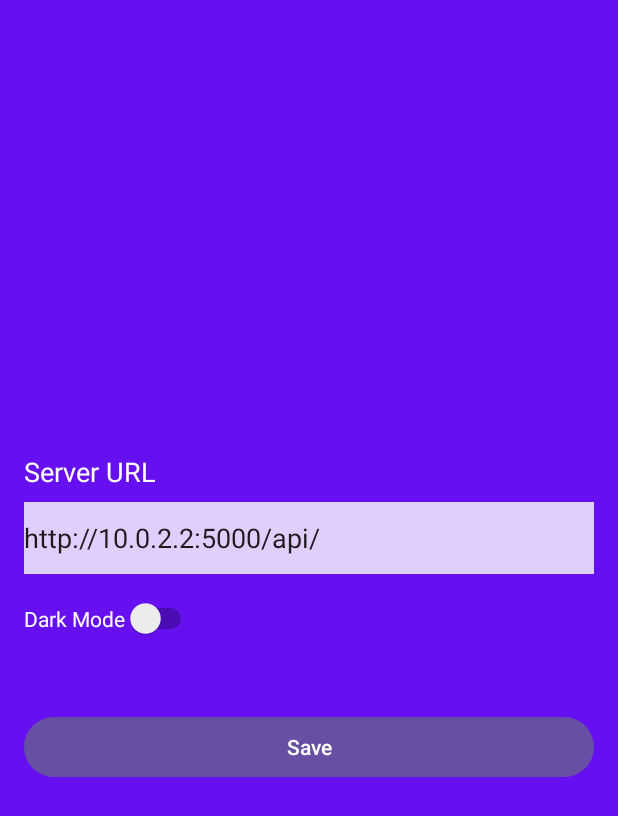
After one commit to yotamfeigin/Ex3_AP2, an Android app: the Settings screen opened directly, with no data from a screen before it, on a phone screen of 412 x 824 dp. The commit adds this screen. Shown: the top 816 px of the screen. Run offline under Robolectric (Android 15) with nearby library versions, the phone set to English and light mode, and no system bars.

Commit message:
Added a settings page to change the server Url

```diff
--- a/MyApplication/app/src/main/AndroidManifest.xml
+++ b/MyApplication/app/src/main/AndroidManifest.xml
@@ -5,17 +5,23 @@
     <uses-permission android:name="android.permission.INTERNET" />
 
     <application
+
         android:name=".api.MyApplication"
         android:allowBackup="true"
         android:dataExtractionRules="@xml/data_extraction_rules"
         android:fullBackupContent="@xml/backup_rules"
         android:icon="@mipmap/ic_launcher"
+        android:enableOnBackInvokedCallback="true"
+
         android:label="@string/app_name"
         android:roundIcon="@mipmap/ic_launcher_round"
         android:supportsRtl="true"
         android:theme="@style/Theme.MyApplication"
         android:usesCleartextTraffic="true"
         tools:targetApi="31">
+        <activity
+            android:name=".Settings"
+            android:exported="false" />
         <activity
             android:name=".RegisterPage"
             android:exported="false" />
--- a/MyApplication/app/src/main/java/com/example/myapplication/Entities/User.java
+++ b/MyApplication/app/src/main/java/com/example/myapplication/Entities/User.java
@@ -1,6 +1,4 @@
 package com.example.myapplication.Entities;
-
-import android.net.Uri;
 
 import androidx.annotation.NonNull;
 import androidx.room.Entity;
--- /dev/null
+++ b/MyApplication/app/src/main/java/com/example/myapplication/Settings.java
@@ -0,0 +1,51 @@
+package com.example.myapplication;
+
+import android.content.SharedPreferences;
+import android.os.Bundle;
+import android.view.View;
+import android.widget.Button;
+import android.widget.EditText;
+
+import androidx.appcompat.app.AppCompatActivity;
+
+public class Settings extends AppCompatActivity {
+
+    private static final String SHARED_PREFS_KEY = "SHARED PREFS";
+    private static final String BASE_URL_KEY = "BaseUrl";
+
+    private EditText etServerUrl;
+    private SharedPreferences sharedPreferences;
+
+    @Override
+    protected void onCreate(Bundle savedInstanceState) {
+        super.onCreate(savedInstanceState);
+        setContentView(R.layout.activity_settings);
+
+        etServerUrl = findViewById(R.id.etServerUrl);
+        sharedPreferences = getSharedPreferences(String.valueOf(R.string.SharedPrefs), MODE_PRIVATE);
+        String baseUrl = getBaseUrl();
+        etServerUrl.setText(baseUrl);
+
+        Button btnSave = findViewById(R.id.btnSave);
+        btnSave.setOnClickListener(new View.OnClickListener() {
+            @Override
+            public void onClick(View v) {
+                String newUrl = etServerUrl.getText().toString();
+                saveBaseUrl(newUrl);
+
+                // Finish the activity and return to the previous screen
+                finish();
+            }
+        });
+    }
+
+    private void saveBaseUrl(String baseUrl) {
+        SharedPreferences.Editor editor = sharedPreferences.edit();
+        editor.putString(BASE_URL_KEY, baseUrl);
+        editor.apply();
+    }
+
+    private String getBaseUrl() {
+        return sharedPreferences.getString(BASE_URL_KEY, getResources().getString(R.string.BaseUrl));
+    }
+}
--- a/MyApplication/app/src/main/java/com/example/myapplication/api/WebServiceAPI.java
+++ b/MyApplication/app/src/main/java/com/example/myapplication/api/WebServiceAPI.java
@@ -1,14 +1,11 @@
 package com.example.myapplication.api;
 
 import com.example.myapplication.Entities.User;
-import com.google.gson.JsonObject;
 
 import java.util.List;
 
 import retrofit2.Call;
 import retrofit2.http.Body;
-import retrofit2.http.Field;
-import retrofit2.http.FormUrlEncoded;
 import retrofit2.http.GET;
 import retrofit2.http.POST;
 import retrofit2.http.Path;
--- /dev/null
+++ b/MyApplication/app/src/main/res/layout/activity_settings.xml
@@ -0,0 +1,56 @@
+<?xml version="1.0" encoding="utf-8"?>
+<androidx.constraintlayout.widget.ConstraintLayout xmlns:android="http://schemas.android.com/apk/res/android"
+    xmlns:app="http://schemas.android.com/apk/res-auto"
+    android:layout_width="match_parent"
+    android:layout_height="match_parent"
+    android:background="#6610f2">
+
+    <LinearLayout
+        android:layout_width="match_parent"
+        android:layout_height="wrap_content"
+        android:orientation="vertical"
+        android:background="#6610f2"
+        android:padding="16dp"
+        app:layout_constraintTop_toTopOf="parent"
+        app:layout_constraintBottom_toBottomOf="parent"
+        app:layout_constraintStart_toStartOf="parent"
+        app:layout_constraintEnd_toEndOf="parent">
+
+        <TextView
+            android:layout_width="match_parent"
+            android:layout_height="wrap_content"
+            android:text="Server URL"
+            android:textColor="#FFFFFF"
+            android:textSize="18sp"
+            android:layout_marginBottom="8dp" />
+
+        <EditText
+            android:id="@+id/etServerUrl"
+            android:layout_width="match_parent"
+            android:layout_height="wrap_content"
+            android:background="#e0cffc"
+            android:hint="Enter server URL"
+            android:inputType="text"
+            android:minHeight="48dp"
+            android:layout_marginBottom="16dp" />
+
+        <Switch
+            android:id="@+id/switchDarkMode"
+            android:layout_width="wrap_content"
+            android:layout_height="wrap_content"
+            android:text="Dark Mode"
+            android:textColor="#FFFFFF"
+            android:layout_marginBottom="16dp" />
+
+        <!-- Add more settings components here if needed -->
+
+        <Button
+            android:id="@+id/btnSave"
+            android:layout_width="match_parent"
+            android:layout_height="wrap_content"
+            android:text="Save"
+            android:layout_marginTop="32dp" />
+
+    </LinearLayout>
+
+</androidx.constraintlayout.widget.ConstraintLayout>
--- a/MyApplication/app/src/main/res/values/strings.xml
+++ b/MyApplication/app/src/main/res/values/strings.xml
@@ -1,4 +1,6 @@
 <resources>
     <string name="app_name">My Application</string>
     <string name="BaseUrl">http://10.0.2.2:5000/api/</string>
+    <string name="SharedPrefs">SharedPreferencesString</string>
+
 </resources>
```
Also changed, not shown: MyApplication/app/src/main/java/com/example/myapplication/LoginPage.java (+5 -25 lines), MyApplication/app/src/main/java/com/example/myapplication/MainActivity.java (+79 -8 lines), MyApplication/app/src/main/java/com/example/myapplication/api/LoginAPI.java (+8 -8 lines), MyApplication/app/src/main/res/drawable/underline_text_view.xml (added, +7 -0 lines), MyApplication/app/src/main/res/layout/activity_main.xml (+24 -3 lines).
